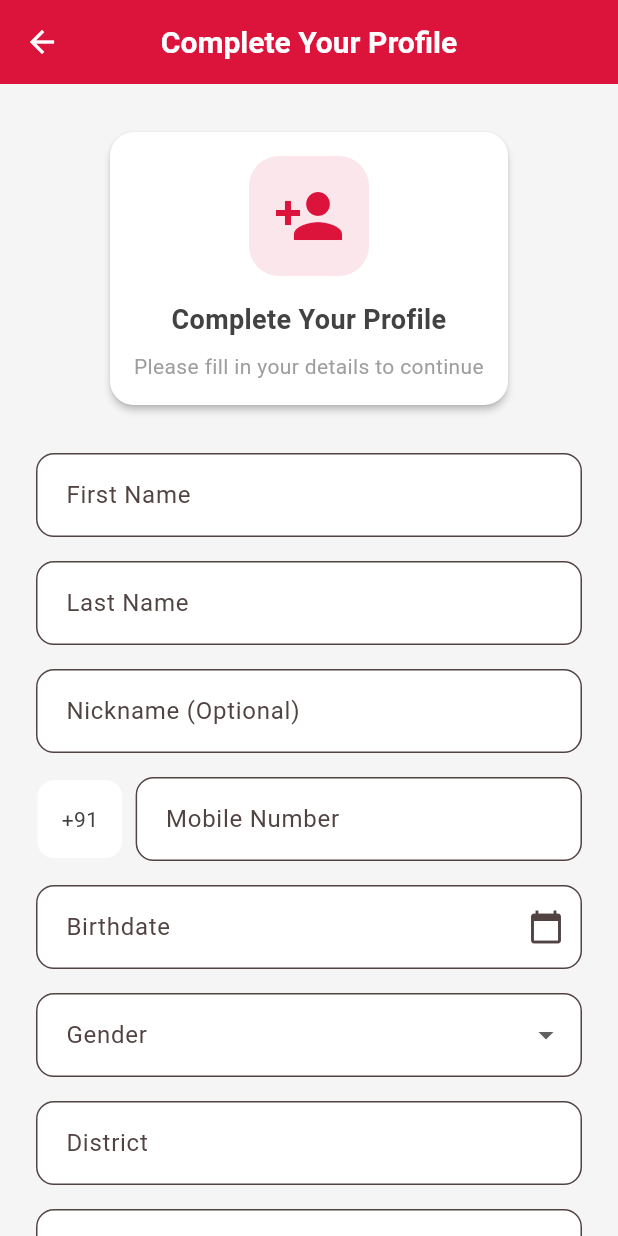
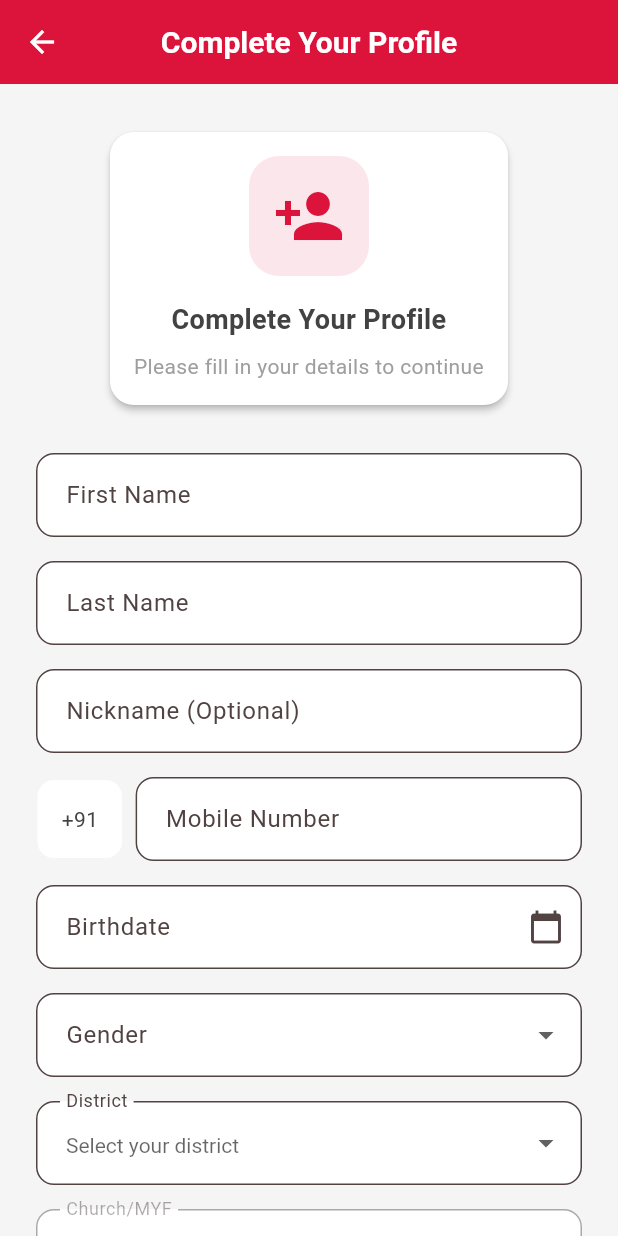
Before and after one commit to SwitU7Ronald/myf_connect, a Flutter app: the SignupDetailsPage screen opened by its route, on a phone screen of 412 x 824 dp. Run offline on Flutter 3.47's test engine with Material 3 defaults, Android fonts, the light colour scheme and no system bars; our stand-ins replace cloud_firestore, firebase_auth, firebase_core, google_sign_in; accounts and stored records are empty; generated files the repository leaves out were written again.

Commit message:
Implement dependent dropdowns for district and MYF selection
- Add DistrictData class with 10 districts and 44 MYFs mapping
- Create DependentDropdownField and DistrictMyfDropdowns widgets
- Update signup page to use dependent dropdowns instead of text fields
- Add proper validation for district and MYF selection
- Export new dependent_dropdown widget in widgets.dart

Replaces manual text input with structured dropdowns that ensure
data consistency and better user experience during signup.

```diff
--- /dev/null
+++ b/lib/models/district_data.dart
@@ -0,0 +1,112 @@
+// lib/utils/district_data.dart
+class DistrictData {
+  // Static map containing all districts and their corresponding MYFs
+  static const Map<String, List<String>> districtMyfMap = {
+    "Ahmedabad North District": [
+      "Carmel Methodist Church MYF",
+      "Aden Methodist Church MYF",
+      "Tamil Methodist Church MYF",
+      "Sinai Methodist Church MYF",
+    ],
+    "Ahmedabad East District": [
+      "Maninagar Methodist Church MYF",
+      "Shalom Methodist Church MYF",
+      "Christ Methodist Church (Barejdi) MYF",
+    ],
+    "Ahmedabad West District": [
+      "Raikhad Methodist Church MYF",
+      "Bethani Jubilee Methodist Church MYF",
+      "Agape Methodist Church MYF",
+      "Shahpur Methodist Church MYF",
+    ],
+    "Bharuch District": [
+      "Eben Ezer Methodist Church MYF",
+    ],
+    "Surat District": [
+      "Epworth Methodist Church MYF",
+    ],
+    "Anand District": [
+      "Hebron Badapura Methodist Church MYF",
+      "Ajarpura/ Karasan Pura MYF",
+      "Wesley Kunjrav Methodist Church MYF",
+      "Bless Methodist Church MYF",
+      "Bethel Methodist Church MYF",
+      "Horeb Methodist Church MYF",
+    ],
+    "Kathlal District": [
+      "Kathlal Methodist Church MYF",
+      "Wesley Mahudha Methodist Church MYF",
+      "Anara Methodist Church MYF",
+      "Bethel dhandhodi Methodist Church MYF",
+      "Alpha Vansoli Methodist Church MYF",
+    ],
+    "Umreth District": [
+      "Thasra Methodist Church MYF",
+      "Rasulpur Methodist Church MYF",
+      "Sureli Methodist Church MYF",
+      "Sundalpura Methodist Church MYF",
+      "Khijalpur Methodist Church MYF",
+      "Thamna Methodist Church MYF",
+      "Kalsar Methodist Church MYF",
+      "Pansora Methodist Church MYF",
+    ],
+    "Godhra District": [
+      "Godhra Methodist Church MYF",
+      "Kalol Methodist Church MYF",
+      "Halol Methodist Church MYF",
+      "Rabod Methodist Church MYF",
+    ],
+    "Vadodara District": [
+      "Hosanna Methodist Church MYF",
+      "Sharon Methodist Church MYF",
+      "Centenary Methodist Church MYF",
+      "Canan Methodist Church MYF",
+      "Hope Methodist Church MYF",
+      "Faith Methodist Church MYF",
+      "City Christ Methodist Church MYF",
+      "Bethlehem Methodist Church MYF",
+    ],
+  };
+
+  /// Get all available districts
+  static List<String> get districts => districtMyfMap.keys.toList()..sort();
+
+  /// Get MYFs for a specific district
+  static List<String> getMyfsByDistrict(String district) {
+    return districtMyfMap[district] ?? [];
+  }
+
+  /// Check if a district exists
+  static bool isValidDistrict(String district) {
+    return districtMyfMap.containsKey(district);
+  }
+
+  /// Check if a MYF exists for a given district
+  static bool isValidMyfForDistrict(String district, String myf) {
+    final myfs = districtMyfMap[district];
+    return myfs?.contains(myf) ?? false;
+  }
+
+  /// Get district by MYF name (reverse lookup)
+  static String? getDistrictByMyf(String myf) {
+    for (final entry in districtMyfMap.entries) {
+      if (entry.value.contains(myf)) {
+        return entry.key;
+      }
+    }
+    return null;
+  }
+
+  /// Get total count of districts
+  static int get totalDistricts => districtMyfMap.length;
+
+  /// Get total count of MYFs
+  static int get totalMyfs =>
+      districtMyfMap.values.fold(0, (sum, myfs) => sum + myfs.length);
+
+  /// Get statistics
+  static Map<String, int> get statistics => {
+    'districts': totalDistricts,
+    'myfs': totalMyfs,
+  };
+}
--- a/lib/pages/auth/signup_details_page.dart
+++ b/lib/pages/auth/signup_details_page.dart
@@ -1,7 +1,10 @@
+// lib/pages/auth/signup_details_page.dart
 import 'package:flutter/material.dart';
 import 'package:firebase_auth/firebase_auth.dart';
 import 'package:cloud_firestore/cloud_firestore.dart';
 import '../../widgets/widgets.dart';
+import '../../widgets/dependent_dropdown.dart';
+import '../../models/district_data.dart';
 import '../../app/app_router.dart';
 
 class SignupDetailsPage extends StatefulWidget {
@@ -17,10 +20,12 @@ class _SignupDetailsPageState extends State<SignupDetailsPage> {
   final _lastNameCtrl = TextEditingController();
   final _nicknameCtrl = TextEditingController();
   final _phoneCtrl = TextEditingController();
-  final _districtCtrl = TextEditingController();
-  final _churchCtrl = TextEditingController();
+
+  // Remove the district and church controllers since we'll use dropdowns
   DateTime? _birthdate;
   String? _gender;
+  String? _selectedDistrict;
+  String? _selectedMyf;
   bool _loading = false;
 
   @override
@@ -29,8 +34,6 @@ class _SignupDetailsPageState extends State<SignupDetailsPage> {
     _lastNameCtrl.dispose();
     _nicknameCtrl.dispose();
     _phoneCtrl.dispose();
-    _districtCtrl.dispose();
-    _churchCtrl.dispose();
     super.dispose();
   }
 
@@ -50,6 +53,27 @@ class _SignupDetailsPageState extends State<SignupDetailsPage> {
     return null;
   }
 
+  String? _validateDistrict(String? value) {
+    if (value == null || value.isEmpty) {
+      return 'Please select your district';
+    }
+    if (!DistrictData.isValidDistrict(value)) {
+      return 'Please select a valid district';
+    }
+    return null;
+  }
+
+  String? _validateMyf(String? value) {
+    if (value == null || value.isEmpty) {
+      return 'Please select your church/MYF';
+    }
+    if (_selectedDistrict != null &&
+        !DistrictData.isValidMyfForDistrict(_selectedDistrict!, value)) {
+      return 'Please select a valid church/MYF for your district';
+    }
+    return null;
+  }
+
   Future<void> _submit() async {
     if (_loading) return;
     if (!_formKey.currentState!.validate()) return;
@@ -59,6 +83,14 @@ class _SignupDetailsPageState extends State<SignupDetailsPage> {
     }
     if (_gender == null) {
       MethodistTheme.showErrorSnackBar(context, 'Please select gender');
+      return;
+    }
+    if (_selectedDistrict == null) {
+      MethodistTheme.showErrorSnackBar(context, 'Please select your district');
+      return;
+    }
+    if (_selectedMyf == null) {
+      MethodistTheme.showErrorSnackBar(context, 'Please select your church/MYF');
       return;
     }
 
@@ -85,8 +117,8 @@ class _SignupDetailsPageState extends State<SignupDetailsPage> {
             : null,
         'birthdate': Timestamp.fromDate(_birthdate!),
         'gender': _gender,
-        'district': _districtCtrl.text.trim(),
-        'church': _churchCtrl.text.trim(),
+        'district': _selectedDistrict,
+        'church': _selectedMyf, // This now stores the full MYF name
         'createdAt': FieldValue.serverTimestamp(),
         'updatedAt': FieldValue.serverTimestamp(),
       });
@@ -223,20 +255,19 @@ class _SignupDetailsPageState extends State<SignupDetailsPage> {
 
                 SizedBox(height: MethodistTheme.spacingM),
 
-                AppTextField(
-                  controller: _districtCtrl,
-                  label: 'District',
-                  textCapitalization: TextCapitalization.words,
-                  validator: (v) => _validateRequired(v, 'District'),
-                ),
-
-                SizedBox(height: MethodistTheme.spacingM),
-
-                AppTextField(
-                  controller: _churchCtrl,
-                  label: 'Church',
-                  textCapitalization: TextCapitalization.words,
-                  validator: (v) => _validateRequired(v, 'Church'),
+                // District and MYF Dependent Dropdowns
+                DistrictMyfDropdowns(
+                  selectedDistrict: _selectedDistrict,
+                  selectedMyf: _selectedMyf,
+                  onDistrictChanged: (district) => setState(() {
+                    _selectedDistrict = district;
+                    _selectedMyf = null; // Clear MYF when district changes
+                  }),
+                  onMyfChanged: (myf) => setState(() => _selectedMyf = myf),
+                  districtValidator: _validateDistrict,
+                  myfValidator: _validateMyf,
+                  districts: DistrictData.districts,
+                  districtMyfMap: DistrictData.districtMyfMap,
                 ),
 
                 SizedBox(height: MethodistTheme.spacingXL),
@@ -248,6 +279,35 @@ class _SignupDetailsPageState extends State<SignupDetailsPage> {
                   fullWidth: true,
                   icon: Icons.check,
                 ),
+
+                SizedBox(height: MethodistTheme.spacingM),
+
+                // Helper text
+                Container(
+                  padding: MethodistTheme.paddingS,
+                  decoration: BoxDecoration(
+                    color: MethodistTheme.infoBlue.withOpacity(0.1),
+                    borderRadius: BorderRadius.circular(MethodistTheme.radiusM),
+                  ),
+                  child: Row(
+                    children: [
+                      Icon(
+                        Icons.info_outline,
+                        color: MethodistTheme.infoBlue,
+                        size: 16,
+                      ),
+                      SizedBox(width: MethodistTheme.spacingS),
+                      Expanded(
+                        child: Text(
+                          'Select your district first, then choose your church/MYF from the available options.',
+                          style: MethodistTheme.bodySmall.copyWith(
+                            color: MethodistTheme.infoBlue,
+                          ),
+                        ),
+                      ),
+                    ],
+                  ),
+                ),
               ],
             ),
           ),
--- /dev/null
+++ b/lib/widgets/dependent_dropdown.dart
@@ -0,0 +1,148 @@
+// lib/widgets/dependent_dropdown.dart
+import 'package:flutter/material.dart';
+import '../app/theme.dart';
+
+class DependentDropdownField<T> extends StatelessWidget {
+  final T? value;
+  final List<T> items;
+  final String label;
+  final String hint;
+  final ValueChanged<T?>? onChanged;
+  final String? Function(T?)? validator;
+  final bool enabled;
+  final Widget Function(T)? itemBuilder;
+
+  const DependentDropdownField({
+    super.key,
+    required this.value,
+    required this.items,
+    required this.label,
+    required this.hint,
+    this.onChanged,
+    this.validator,
+    this.enabled = true,
+    this.itemBuilder,
+  });
+
+  @override
+  Widget build(BuildContext context) {
+    return DropdownButtonFormField<T>(
+      value: value,
+      items: items.map((T item) {
+        return DropdownMenuItem<T>(
+          value: item,
+          child: itemBuilder?.call(item) ?? Text(
+            item.toString(),
+            overflow: TextOverflow.ellipsis,
+            maxLines: 1,
+          ),
+        );
+      }).toList(),
+      onChanged: enabled ? onChanged : null,
+      validator: validator,
+      decoration: InputDecoration(
+        labelText: label,
+        hintText: hint,
+        enabled: enabled,
+        border: OutlineInputBorder(
+          borderRadius: BorderRadius.circular(MethodistTheme.radiusM),
+        ),
+        contentPadding: const EdgeInsets.symmetric(
+          horizontal: MethodistTheme.spacingM,
+          vertical: MethodistTheme.spacingM,
+        ),
+      ),
+      isExpanded: true,
+      icon: const Icon(Icons.arrow_drop_down),
+      iconSize: 24,
+      style: MethodistTheme.bodyMedium,
+      dropdownColor: MethodistTheme.white,
+      menuMaxHeight: 300,
+    );
+  }
+}
+
+class DistrictMyfDropdowns extends StatefulWidget {
+  final String? selectedDistrict;
+  final String? selectedMyf;
+  final ValueChanged<String?>? onDistrictChanged;
+  final ValueChanged<String?>? onMyfChanged;
+  final String? Function(String?)? districtValidator;
+  final String? Function(String?)? myfValidator;
+  final List<String> districts;
+  final Map<String, List<String>> districtMyfMap;
+
+  const DistrictMyfDropdowns({
+    super.key,
+    this.selectedDistrict,
+    this.selectedMyf,
+    this.onDistrictChanged,
+    this.onMyfChanged,
+    this.districtValidator,
+    this.myfValidator,
+    required this.districts,
+    required this.districtMyfMap,
+  });
+
+  @override
+  State<DistrictMyfDropdowns> createState() => _DistrictMyfDropdownsState();
+}
+
+class _DistrictMyfDropdownsState extends State<DistrictMyfDropdowns> {
+  List<String> get availableMyfs {
+    if (widget.selectedDistrict == null) return [];
+    return widget.districtMyfMap[widget.selectedDistrict] ?? [];
+  }
+
+  void _handleDistrictChange(String? newDistrict) {
+    // Clear MYF selection when district changes
+    widget.onMyfChanged?.call(null);
+    widget.onDistrictChanged?.call(newDistrict);
+  }
+
+  @override
+  Widget build(BuildContext context) {
+    return Column(
+      children: [
+        // District Dropdown
+        DependentDropdownField<String>(
+          value: widget.selectedDistrict,
+          items: widget.districts,
+          label: 'District',
+          hint: 'Select your district',
+          onChanged: _handleDistrictChange,
+          validator: widget.districtValidator,
+          itemBuilder: (district) => Text(
+            district,
+            overflow: TextOverflow.ellipsis,
+            maxLines: 1,
+            style: MethodistTheme.bodyMedium,
+          ),
+        ),
+
+        SizedBox(height: MethodistTheme.spacingM),
+
+        // MYF Dropdown
+        DependentDropdownField<String>(
+          value: availableMyfs.contains(widget.selectedMyf)
+              ? widget.selectedMyf
+              : null,
+          items: availableMyfs,
+          label: 'Church/MYF',
+          hint: widget.selectedDistrict == null
+              ? 'First select a district'
+              : 'Select your church/MYF',
+          onChanged: widget.onMyfChanged,
+          validator: widget.myfValidator,
+          enabled: widget.selectedDistrict != null && availableMyfs.isNotEmpty,
+          itemBuilder: (myf) => Text(
+            myf,
+            overflow: TextOverflow.ellipsis,
+            maxLines: 2,
+            style: MethodistTheme.bodyMedium,
+          ),
+        ),
+      ],
+    );
+  }
+}
--- a/lib/widgets/widgets.dart
+++ b/lib/widgets/widgets.dart
@@ -6,6 +6,7 @@ export 'loading_widgets.dart';
 export 'cards.dart';
 export 'status_widgets.dart';
 export 'date_time_picker_field.dart';
+export 'dependent_dropdown.dart';
 
 // Also export theme for convenience
 export '../app/theme.dart';
```
